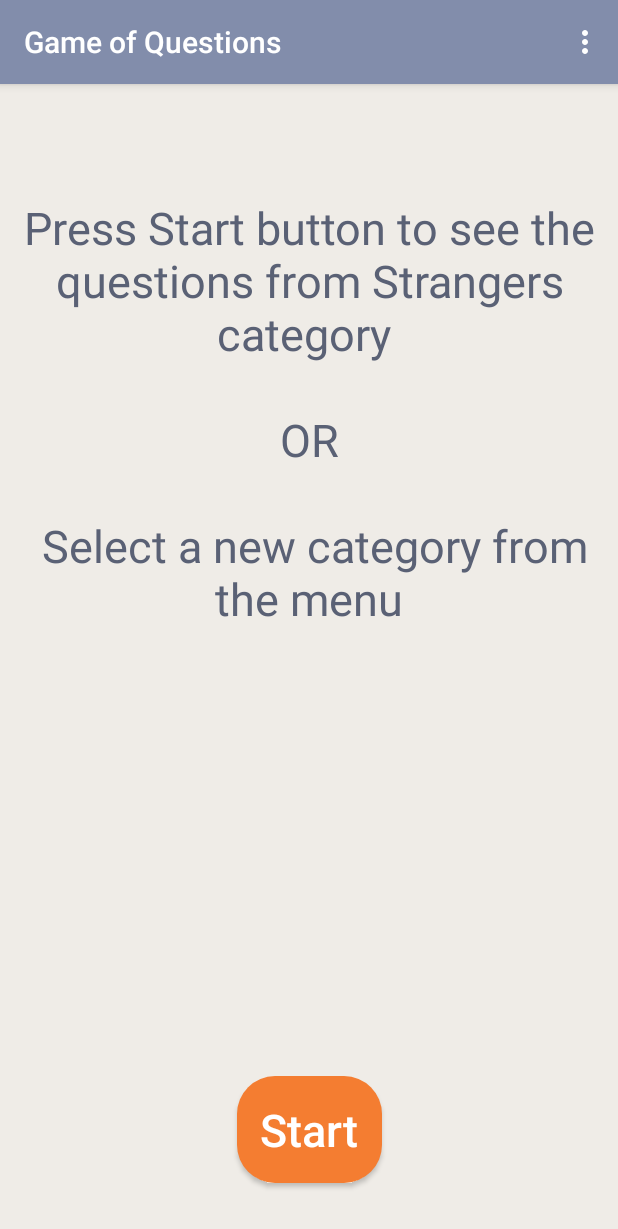
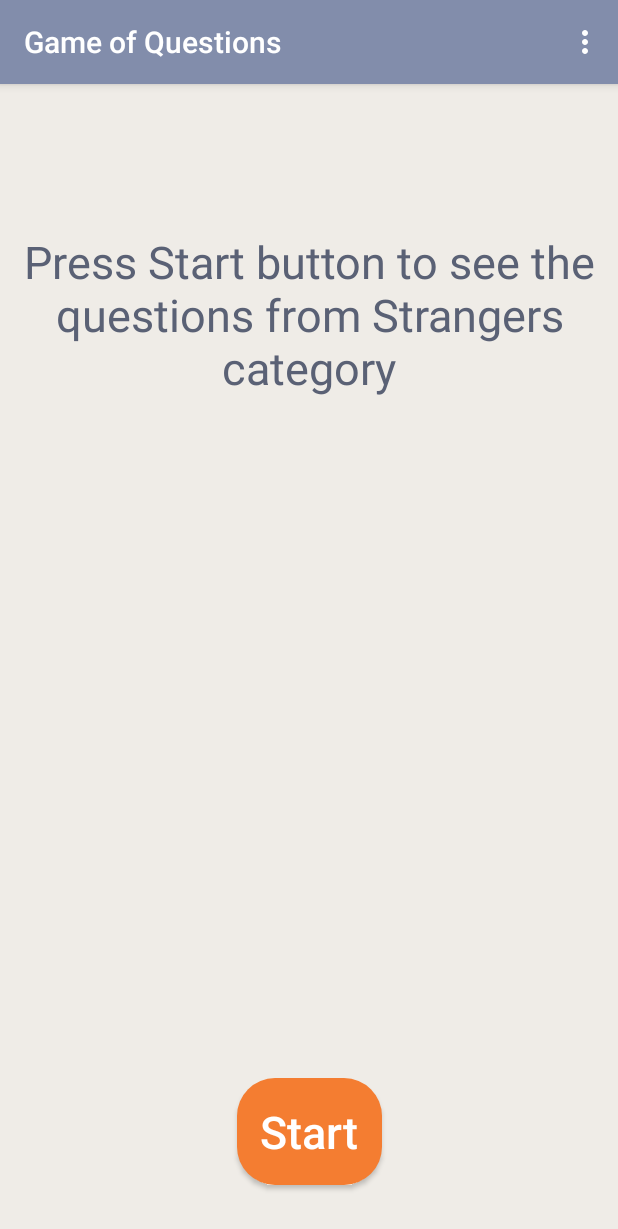
Before and after one commit to Testehan/QuestionsApp, an Android app: the screen it shows after launch (MainActivity), in the options menu, after a tap on "Strangers", on a phone screen of 412 x 824 dp. Shown: the top 1229 px of the screen. Run offline under Robolectric (Android 15) with nearby library versions, the light colour scheme and no system bars; our stand-ins replace AdMob; 1 statement that could not run was skipped.

Commit message:
small modifications

```diff
--- a/app/src/main/java/com/testehan/questionsapp/MainActivity.java
+++ b/app/src/main/java/com/testehan/questionsapp/MainActivity.java
@@ -108,7 +108,7 @@ public class MainActivity extends AppCompatActivity {
 
     private void checkShareButtonVisibility() {
         TextView textView = (TextView) findViewById(R.id.textView);
-        if (textView.getText().toString().contains("Select a new category from the menu")) {
+        if (textView.getText().toString().contains("Press Start button to see the questions")) {
             setShareButtonVisibility(View.GONE);
         } else {
             setShareButtonVisibility(View.VISIBLE);
@@ -122,7 +122,7 @@ public class MainActivity extends AppCompatActivity {
 
 
     private void showHelpMessage(String category) {
-        String message = "Press Start button to see the questions from " +category+ " category \n\n OR \n\n Select a new category from the menu";
+        String message = "Press Start button to see the questions from " +category+ " category";
         TextView textView = (TextView) findViewById(R.id.textView);
         textView.setText(message);
 
@@ -172,8 +172,8 @@ public class MainActivity extends AppCompatActivity {
 
     private void initAds() {
         MobileAds.initialize(this, "ca-app-pub-4551088019011645~1202349694");
-        mInterstitialAd = new InterstitialAd(this);                         // TODO Use my code when publishing the app
-        mInterstitialAd.setAdUnitId("ca-app-pub-3940256099942544/1033173712"); // ca-app-pub-4551088019011645~1202349694
+        mInterstitialAd = new InterstitialAd(this);                         // TODO Use my code (see below and article) when publishing the app
+        mInterstitialAd.setAdUnitId("ca-app-pub-3940256099942544/1033173712"); // ca-app-pub-4551088019011645/9060722052
         mInterstitialAd.loadAd(new AdRequest.Builder().build());
 
         mInterstitialAd.setAdListener(new AdListener() {
--- a/app/src/main/java/com/testehan/questionsapp/model/QuestionsController.java
+++ b/app/src/main/java/com/testehan/questionsapp/model/QuestionsController.java
@@ -8,7 +8,7 @@ import java.util.Random;
 
 public class QuestionsController {
 
-    public static final int NUMBER_OF_QUESTIONS = 228;
+    public static final int NUMBER_OF_QUESTIONS = 431;
 
     private Integer selectedQuestionCategory = FRIENDS;
 
--- a/app/src/main/res/layout/activity_main.xml
+++ b/app/src/main/res/layout/activity_main.xml
@@ -14,7 +14,7 @@
         android:layout_height="wrap_content"
         android:gravity="center"
         android:textSize="30dp"
-        android:text="Press Start button to see the questions from Friends category \n\n OR \n\n Select a new category from the menu"
+        android:text="Press Start button to see the questions from Friends category"
         android:textColor="@color/questionColor"
         android:padding="10sp"
         android:layout_margin="10sp"
```
